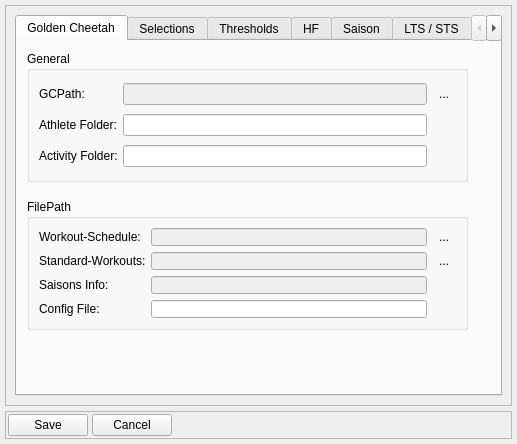
Qt form dialog_settings.ui (Tria-Andy/WorkoutEditor) before a commit.
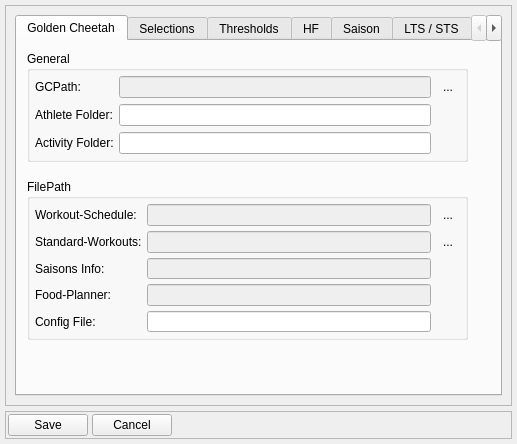
The same form after that commit. Icons and pictures are not drawn.

What changed in the file:
```diff
--- a/dialog_settings.ui
+++ b/dialog_settings.ui
@@ -70,7 +70,7 @@
             <x>10</x>
             <y>10</y>
             <width>441</width>
-            <height>131</height>
+            <height>111</height>
            </rect>
           </property>
           <property name="maximumSize">
@@ -83,6 +83,18 @@
            <string>General</string>
           </property>
           <layout class="QGridLayout" name="gridLayout_2">
+           <property name="leftMargin">
+            <number>5</number>
+           </property>
+           <property name="topMargin">
+            <number>5</number>
+           </property>
+           <property name="rightMargin">
+            <number>5</number>
+           </property>
+           <property name="bottomMargin">
+            <number>5</number>
+           </property>
            <property name="horizontalSpacing">
             <number>5</number>
            </property>
@@ -152,9 +164,9 @@
           <property name="geometry">
            <rect>
             <x>10</x>
-            <y>158</y>
+            <y>138</y>
             <width>441</width>
-            <height>131</height>
+            <height>161</height>
            </rect>
           </property>
           <property name="maximumSize">
@@ -167,10 +179,22 @@
            <string>FilePath</string>
           </property>
           <layout class="QGridLayout" name="gridLayout">
-           <property name="horizontalSpacing">
+           <property name="leftMargin">
             <number>5</number>
            </property>
-           <item row="3" column="0">
+           <property name="topMargin">
+            <number>5</number>
+           </property>
+           <property name="rightMargin">
+            <number>5</number>
+           </property>
+           <property name="bottomMargin">
+            <number>5</number>
+           </property>
+           <property name="spacing">
+            <number>5</number>
+           </property>
+           <item row="4" column="0">
             <widget class="QLabel" name="label_2">
              <property name="text">
               <string>Config File:</string>
@@ -190,7 +214,7 @@
              </property>
             </widget>
            </item>
-           <item row="3" column="1">
+           <item row="4" column="1">
             <widget class="QLineEdit" name="lineEdit_configfile"/>
            </item>
            <item row="1" column="0">
@@ -266,6 +290,20 @@
              </property>
             </widget>
            </item>
+           <item row="3" column="1">
+            <widget class="QLineEdit" name="lineEdit_foodFile">
+             <property name="enabled">
+              <bool>false</bool>
+             </property>
+            </widget>
+           </item>
+           <item row="3" column="0">
+            <widget class="QLabel" name="label_48">
+             <property name="text">
+              <string>Food-Planner:</string>
+             </property>
+            </widget>
+           </item>
           </layout>
          </widget>
         </widget>
```
